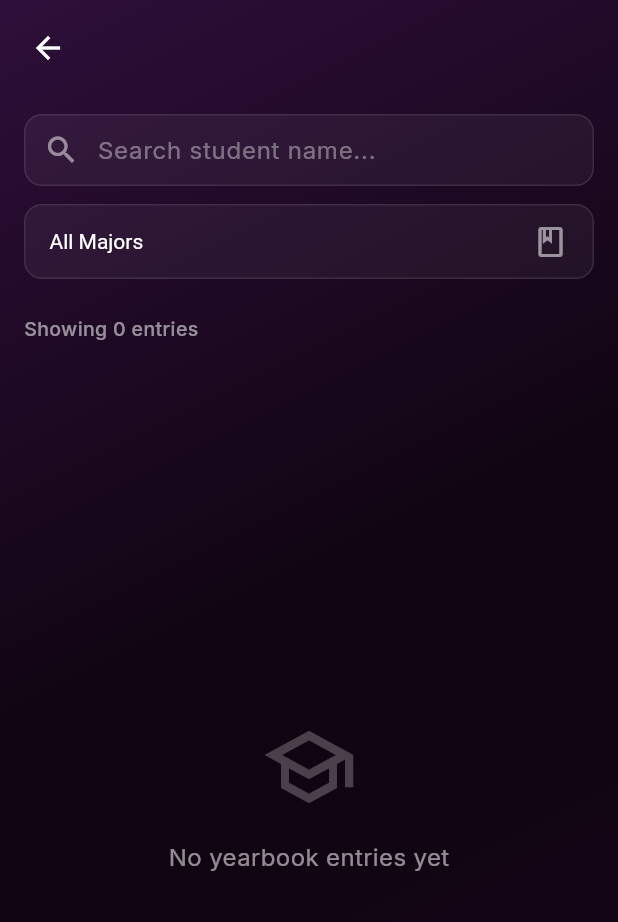
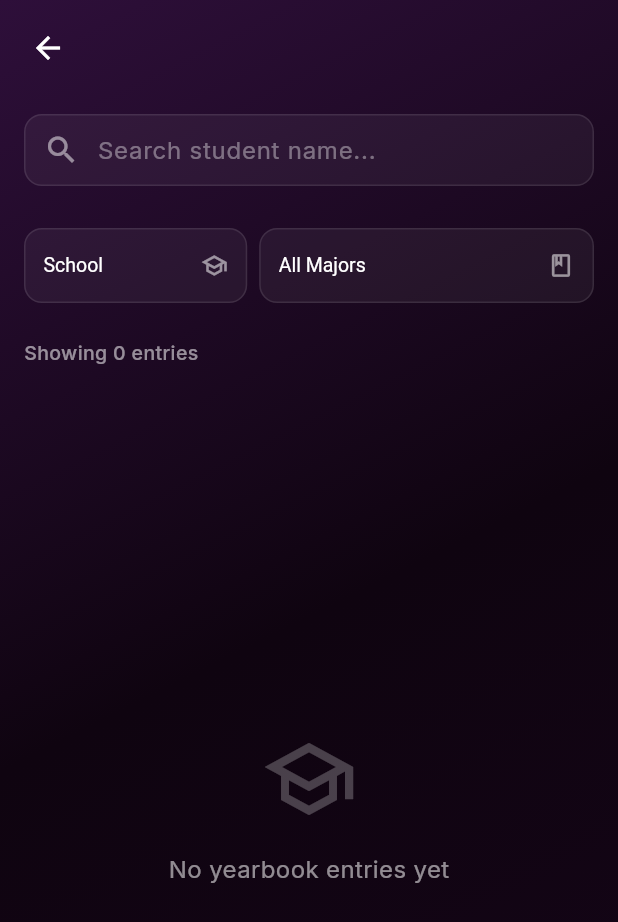
Before and after one commit to kalchan12/Graduate-Chronicles, a Flutter app: the YearbookFilterScreen screen opened directly with empty values, on a phone screen of 412 x 824 dp. Shown: the top 922 px of the screen. Run offline on Flutter 3.47's test engine with Material 3 defaults, Android fonts, the light colour scheme and no system bars; our stand-ins replace file_picker, flutter_dotenv, flutter_image_compress, flutter_riverpod, google_fonts, image_picker and 3 more; accounts and stored records are empty; statements that could not run were skipped.

Commit message:
feat(yearbook): add school/major filters, student quotes, and expanded profile

```diff
--- a/lib/models/yearbook_entry.dart
+++ b/lib/models/yearbook_entry.dart
@@ -39,11 +39,13 @@ class YearbookEntry {
   final String status; // pending, approved, rejected
   final DateTime createdAt;
   final DateTime updatedAt;
+  final List<String> morePictures;
 
   // User data from JOIN (NOT stored in yearbook_entries table)
   final String? fullName;
   final String? username;
   final String? major;
+  final String? school;
 
   const YearbookEntry({
     required this.id,
@@ -54,10 +56,12 @@ class YearbookEntry {
     required this.status,
     required this.createdAt,
     required this.updatedAt,
+    this.morePictures = const [],
     // Joined data
     this.fullName,
     this.username,
     this.major,
+    this.school,
   });
 
   factory YearbookEntry.fromMap(Map<String, dynamic> map) {
@@ -70,10 +74,14 @@ class YearbookEntry {
       status: map['status'] as String,
       createdAt: DateTime.parse(map['created_at'] as String),
       updatedAt: DateTime.parse(map['updated_at'] as String),
+      morePictures: map['more_pictures'] == null
+          ? []
+          : List<String>.from(map['more_pictures']),
       // Joined user data (may be null if not included in query)
       fullName: map['full_name'] as String?,
       username: map['username'] as String?,
       major: map['major'] as String?,
+      school: map['school'] as String?,
     );
   }
 
@@ -87,6 +95,7 @@ class YearbookEntry {
       'status': status,
       'created_at': createdAt.toIso8601String(),
       'updated_at': updatedAt.toIso8601String(),
+      'more_pictures': morePictures,
     };
   }
 
@@ -99,9 +108,11 @@ class YearbookEntry {
     String? status,
     DateTime? createdAt,
     DateTime? updatedAt,
+    List<String>? morePictures,
     String? fullName,
     String? username,
     String? major,
+    String? school,
   }) {
     return YearbookEntry(
       id: id ?? this.id,
@@ -112,9 +123,11 @@ class YearbookEntry {
       status: status ?? this.status,
       createdAt: createdAt ?? this.createdAt,
       updatedAt: updatedAt ?? this.updatedAt,
+      morePictures: morePictures ?? this.morePictures,
       fullName: fullName ?? this.fullName,
       username: username ?? this.username,
       major: major ?? this.major,
+      school: school ?? this.school,
     );
   }
 }
--- a/lib/ui/yearbook/yearbook_filter_screen.dart
+++ b/lib/ui/yearbook/yearbook_filter_screen.dart
@@ -4,7 +4,7 @@ import '../widgets/custom_app_bar.dart';
 import '../../theme/design_system.dart';
 import '../../state/yearbook_state.dart';
 import '../../models/yearbook_entry.dart';
-import '../profile/profile_screen.dart';
+import 'widgets/yearbook_profile_dialog.dart';
 
 import '../widgets/global_background.dart';
 
@@ -35,7 +35,30 @@ class YearbookFilterScreen extends ConsumerStatefulWidget {
 
 class _YearbookFilterScreenState extends ConsumerState<YearbookFilterScreen> {
   String _query = '';
+  String _selectedSchool = 'All';
   String _selectedMajor = 'All';
+
+  final List<String> _schools = ['All', 'SoEE', 'SoMCME', 'SoCEA', 'SoANS'];
+
+  // Majors Map (Matches Signup Logic)
+  static const Map<String, List<String>> _schoolMajors = {
+    'SoEE': [
+      'Computer Science and Engineering',
+      'Electrical and Computer Engineering',
+      'Electrical Power and Control Engineering',
+    ],
+    'SoMCME': [
+      'Mechanical Engineering',
+      'Chemical Engineering',
+      'Materials Science and Engineering',
+    ],
+    'SoCEA': [
+      'Architecture',
+      'Water Resources Engineering',
+      'Civil Engineering',
+    ],
+    'SoANS': ['Physics', 'Chemistry', 'Biology', 'Geology'],
+  };
 
   @override
   void initState() {
@@ -53,9 +76,16 @@ class _YearbookFilterScreenState extends ConsumerState<YearbookFilterScreen> {
           (entry.fullName?.toLowerCase().contains(_query.toLowerCase()) ??
               false) ||
           (entry.major?.toLowerCase().contains(_query.toLowerCase()) ?? false);
+
+      final matchesSchool =
+          _selectedSchool == 'All' || entry.school == _selectedSchool;
+
+      // When filtering by school, only show majors from that school if 'All' major is selected
+      // But if a specific major is selected, match strictly.
       final matchesMajor =
           _selectedMajor == 'All' || entry.major == _selectedMajor;
-      return matchesQuery && matchesMajor;
+
+      return matchesQuery && matchesSchool && matchesMajor;
     }).toList();
   }
 
@@ -65,7 +95,23 @@ class _YearbookFilterScreenState extends ConsumerState<YearbookFilterScreen> {
     final filteredList = _filteredEntries;
 
     // Majors list including "All"
-    final majorsList = ['All', ...yearbookState.majors];
+    // Majors list logic
+    List<String> majorsList = ['All'];
+    if (_selectedSchool != 'All') {
+      majorsList.addAll(_schoolMajors[_selectedSchool] ?? []);
+    } else {
+      // If no school selected, maybe show all? Or keep empty?
+      // Existing code showed all but that might be overwhelming.
+      // Let's stick to dependent logic: Select school -> Select Major.
+      // If All schools, major filter is effectively disabled or limited.
+      // Or we can aggregate all.
+      for (var list in _schoolMajors.values) {
+        for (var major in list) {
+          if (!majorsList.contains(major)) majorsList.add(major);
+        }
+      }
+      majorsList.sort();
+    }
 
     return Scaffold(
       backgroundColor: Colors.transparent,
@@ -121,16 +167,72 @@ class _YearbookFilterScreenState extends ConsumerState<YearbookFilterScreen> {
                     ),
 
                     const SizedBox(height: 12),
+                  ],
+                ),
+              ),
 
-                    // Major Filter Dropdown
-                    Container(
-                      width: double.infinity,
-                      padding: const EdgeInsets.symmetric(horizontal: 16),
+              // Filter Row
+              Padding(
+                padding: const EdgeInsets.fromLTRB(16, 0, 16, 16),
+                child: Row(
+                  children: [
+                    // School Filter
+                    Expanded(
+                      flex: 2,
+                      child: Container(
+                        padding: const EdgeInsets.symmetric(horizontal: 12),
                         decoration: BoxDecoration(
-                        color: Colors.white.withValues(alpha: 0.05),
+                          color: Colors.white.withOpacity(0.05),
                           borderRadius: BorderRadius.circular(12),
                           border: Border.all(
-                          color: Colors.white.withValues(alpha: 0.1),
+                            color: Colors.white.withOpacity(0.1),
+                          ),
+                        ),
+                        child: DropdownButtonHideUnderline(
+                          child: DropdownButton<String>(
+                            value: _selectedSchool,
+                            isExpanded: true,
+                            dropdownColor: DesignSystem.scaffoldBg,
+                            style: const TextStyle(color: Colors.white),
+                            icon: const Icon(
+                              Icons.school_outlined,
+                              color: Colors.white54,
+                              size: 18,
+                            ),
+                            items: _schools.map((school) {
+                              return DropdownMenuItem<String>(
+                                value: school,
+                                child: Text(
+                                  school == 'All' ? 'School' : school,
+                                  style: const TextStyle(fontSize: 13),
+                                  overflow: TextOverflow.ellipsis,
+                                ),
+                              );
+                            }).toList(),
+                            onChanged: (val) {
+                              if (val != null) {
+                                setState(() {
+                                  _selectedSchool = val;
+                                  _selectedMajor = 'All'; // Reset major
+                                });
+                              }
+                            },
+                          ),
+                        ),
+                      ),
+                    ),
+                    const SizedBox(width: 8),
+
+                    // Major Filter
+                    Expanded(
+                      flex: 3,
+                      child: Container(
+                        padding: const EdgeInsets.symmetric(horizontal: 12),
+                        decoration: BoxDecoration(
+                          color: Colors.white.withOpacity(0.05),
+                          borderRadius: BorderRadius.circular(12),
+                          border: Border.all(
+                            color: Colors.white.withOpacity(0.1),
                           ),
                         ),
                         child: DropdownButtonHideUnderline(
@@ -144,23 +246,24 @@ class _YearbookFilterScreenState extends ConsumerState<YearbookFilterScreen> {
                             icon: const Icon(
                               Icons.class_outlined,
                               color: Colors.white54,
-                          ), // Filter icon
+                              size: 18,
+                            ),
                             items: majorsList.map((major) {
                               return DropdownMenuItem<String>(
                                 value: major,
                                 child: Text(
                                   major == 'All' ? 'All Majors' : major,
-                                style: const TextStyle(fontSize: 14),
+                                  style: const TextStyle(fontSize: 13),
+                                  overflow: TextOverflow.ellipsis,
                                 ),
                               );
                             }).toList(),
                             onChanged: (val) {
                               if (val != null) {
                                 setState(() => _selectedMajor = val);
-                              // Ideally trigger a backend filter too if dataset is large,
-                              // but client side is fine for now as per previous logic.
                               }
                             },
+                          ),
                         ),
                       ),
                     ),
@@ -273,136 +376,7 @@ class _YearbookFilterScreenState extends ConsumerState<YearbookFilterScreen> {
       context: context,
       backgroundColor: Colors.transparent,
       isScrollControlled: true,
-      builder: (ctx) => DraggableScrollableSheet(
-        initialChildSize: 0.50,
-        minChildSize: 0.30,
-        maxChildSize: 0.85,
-        builder: (_, controller) => Container(
-          padding: const EdgeInsets.all(24),
-          decoration: BoxDecoration(
-            color: DesignSystem.scaffoldBg,
-            borderRadius: const BorderRadius.vertical(top: Radius.circular(24)),
-            boxShadow: [
-              BoxShadow(
-                color: Colors.black.withValues(alpha: 0.5),
-                blurRadius: 24,
-                offset: const Offset(0, -4),
-              ),
-            ],
-          ),
-          child: ListView(
-            controller: controller,
-            children: [
-              // Yearbook Photo
-              Center(
-                child: Container(
-                  width: 120,
-                  height: 120,
-                  decoration: BoxDecoration(
-                    borderRadius: BorderRadius.circular(24),
-                    image: entry.yearbookPhotoUrl.isNotEmpty
-                        ? DecorationImage(
-                            image: NetworkImage(entry.yearbookPhotoUrl),
-                            fit: BoxFit.cover,
-                          )
-                        : null,
-                    color: entry.yearbookPhotoUrl.isEmpty
-                        ? Colors.white.withValues(alpha: 0.05)
-                        : null,
-                  ),
-                  child: entry.yearbookPhotoUrl.isEmpty
-                      ? const Icon(
-                          Icons.person_rounded,
-                          color: Colors.white24,
-                          size: 48,
-                        )
-                      : null,
-                ),
-              ),
-              const SizedBox(height: 16),
-
-              // Name
-              Center(
-                child: Text(
-                  entry.fullName ?? 'Unknown',
-                  style: const TextStyle(
-                    color: Colors.white,
-                    fontSize: 20,
-                    fontWeight: FontWeight.w700,
-                  ),
-                ),
-              ),
-              const SizedBox(height: 6),
-
-              // Major
-              if (entry.major != null)
-                Center(
-                  child: Text(
-                    entry.major!,
-                    style: const TextStyle(color: Colors.white54, fontSize: 14),
-                  ),
-                ),
-
-              // Bio
-              if (entry.yearbookBio != null &&
-                  entry.yearbookBio!.isNotEmpty) ...[
-                const SizedBox(height: 24),
-                Container(
-                  padding: const EdgeInsets.all(16),
-                  decoration: BoxDecoration(
-                    color: Colors.white.withValues(alpha: 0.05),
-                    borderRadius: BorderRadius.circular(12),
-                  ),
-                  child: Text(
-                    entry.yearbookBio!,
-                    style: const TextStyle(
-                      color: Colors.white70,
-                      fontSize: 14,
-                      height: 1.5,
-                    ),
-                  ),
-                ),
-              ],
-
-              const SizedBox(height: 24),
-
-              // Actions
-              Center(
-                child: Wrap(
-                  spacing: 12,
-                  runSpacing: 12,
-                  alignment: WrapAlignment.center,
-                  children: [
-                    ElevatedButton(
-                      style: ElevatedButton.styleFrom(
-                        backgroundColor: DesignSystem.purpleAccent,
-                        foregroundColor: Colors.white,
-                        elevation: 0,
-                        padding: const EdgeInsets.symmetric(
-                          horizontal: 24,
-                          vertical: 12,
-                        ),
-                        shape: RoundedRectangleBorder(
-                          borderRadius: BorderRadius.circular(12),
-                        ),
-                      ),
-                      onPressed: () {
-                        Navigator.of(context).pop();
-                        Navigator.of(context).push(
-                          MaterialPageRoute(
-                            builder: (_) => const ProfileScreen(),
-                          ),
-                        );
-                      },
-                      child: const Text('View Profile'),
-                    ),
-                  ],
-                ),
-              ),
-            ],
-          ),
-        ),
-      ),
+      builder: (ctx) => YearbookProfileDialog(entry: entry),
     );
   }
 }
@@ -495,6 +469,21 @@ class _StudentCard extends StatelessWidget {
                       ),
                     ),
                   ],
+                  // Quote (Bio)
+                  if (entry.yearbookBio != null &&
+                      entry.yearbookBio!.isNotEmpty) ...[
+                    const SizedBox(height: 6),
+                    Text(
+                      '"${entry.yearbookBio}"',
+                      maxLines: 2,
+                      overflow: TextOverflow.ellipsis,
+                      style: const TextStyle(
+                        color: Colors.white70,
+                        fontSize: 11,
+                        fontStyle: FontStyle.italic,
+                      ),
+                    ),
+                  ],
                 ],
               ),
             ),
```
Also changed, not shown: lib/services/supabase/supabase_service.dart (+14 -2 lines), lib/ui/yearbook/widgets/yearbook_profile_dialog.dart (added, +247 -0 lines). Lines whose indentation alone changed are shown as unchanged.
